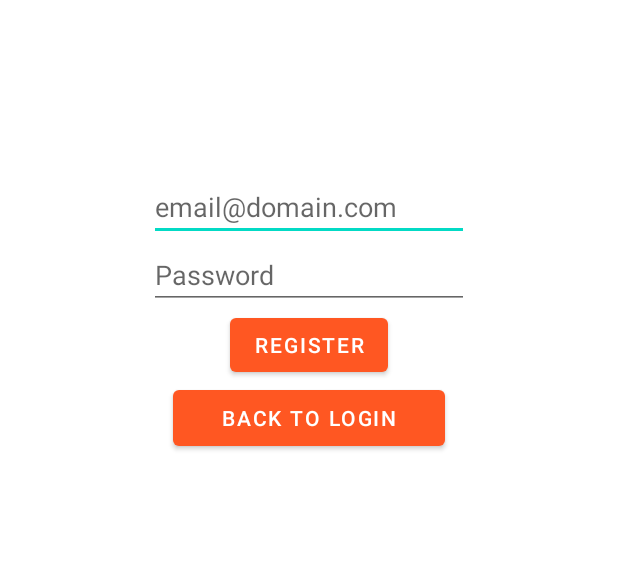
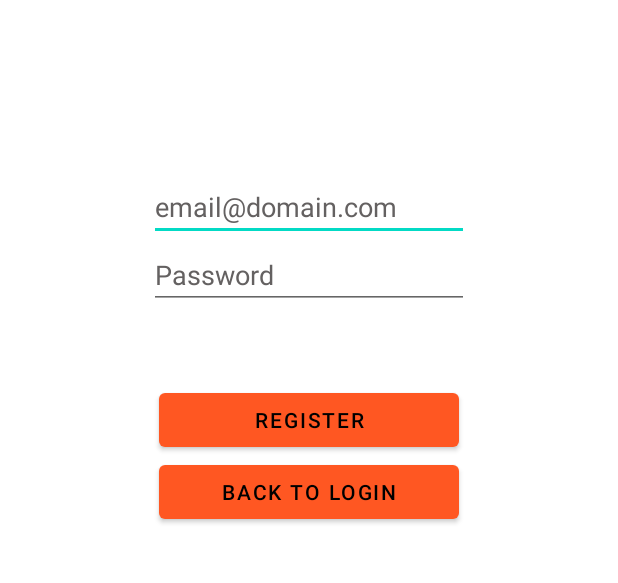
Before and after one commit to wongtaozhe123/northwind, an Android app: the RegisterActivity screen opened directly, with no data from a screen before it, on a phone screen of 412 x 824 dp, the part 453-1036 px from its top. Run offline under Robolectric (Android 15) with nearby library versions, the light colour scheme and no system bars; libraries missing offline, so code that uses them is left out: io.realm, io.realm.mongodb; 3 statements that could not run were skipped.

Commit message:
improve login register ui

```diff
--- a/app/src/main/res/layout/activity_register.xml
+++ b/app/src/main/res/layout/activity_register.xml
@@ -1,5 +1,6 @@
 <?xml version="1.0" encoding="utf-8"?>
-<androidx.constraintlayout.widget.ConstraintLayout xmlns:android="http://schemas.android.com/apk/res/android"
+<androidx.constraintlayout.widget.ConstraintLayout
+    xmlns:android="http://schemas.android.com/apk/res/android"
     xmlns:app="http://schemas.android.com/apk/res-auto"
     xmlns:tools="http://schemas.android.com/tools"
     android:layout_width="match_parent"
@@ -16,7 +17,9 @@
         app:layout_constraintBottom_toBottomOf="parent"
         app:layout_constraintEnd_toEndOf="parent"
         app:layout_constraintStart_toStartOf="parent"
-        app:layout_constraintTop_toTopOf="parent" />
+        app:layout_constraintTop_toTopOf="parent"
+        android:textColor="@color/black"
+        android:textColorHint="#646161"/>
 
     <EditText
         android:id="@+id/input_password"
@@ -27,27 +30,32 @@
         android:inputType="textPassword"
         app:layout_constraintEnd_toEndOf="parent"
         app:layout_constraintStart_toStartOf="parent"
-        app:layout_constraintTop_toBottomOf="@+id/input_username" />
+        app:layout_constraintTop_toBottomOf="@+id/input_username"
+        android:textColor="@color/black"
+        android:textColorHint="#646161"/>
 
     <Button
         android:id="@+id/btn_Register"
-        android:layout_width="wrap_content"
+        android:layout_width="200dp"
         android:layout_height="wrap_content"
         android:text="@string/register"
         app:backgroundTint="#FF5722"
+        android:layout_marginTop="50dp"
         app:layout_constraintEnd_toEndOf="parent"
         app:layout_constraintStart_toStartOf="parent"
-        app:layout_constraintTop_toBottomOf="@+id/input_password" />
+        app:layout_constraintTop_toBottomOf="@+id/input_password"
+        android:textColor="@color/black"/>
 
     <Button
         android:id="@+id/btn_backToLogin"
-        android:layout_width="181dp"
-        android:layout_height="49dp"
+        android:layout_width="200dp"
+        android:layout_height="wrap_content"
         app:backgroundTint="#FF5722"
         app:layout_constraintEnd_toEndOf="parent"
         app:layout_constraintStart_toStartOf="parent"
         app:layout_constraintTop_toBottomOf="@+id/btn_Register"
-        android:text="@string/backToLogin" />
+        android:text="@string/backToLogin"
+        android:textColor="@color/black"/>
 
     <ImageView
         android:id="@+id/imageView"
```
Also changed, not shown: app/src/main/res/layout/activity_main.xml (+12 -7 lines).
